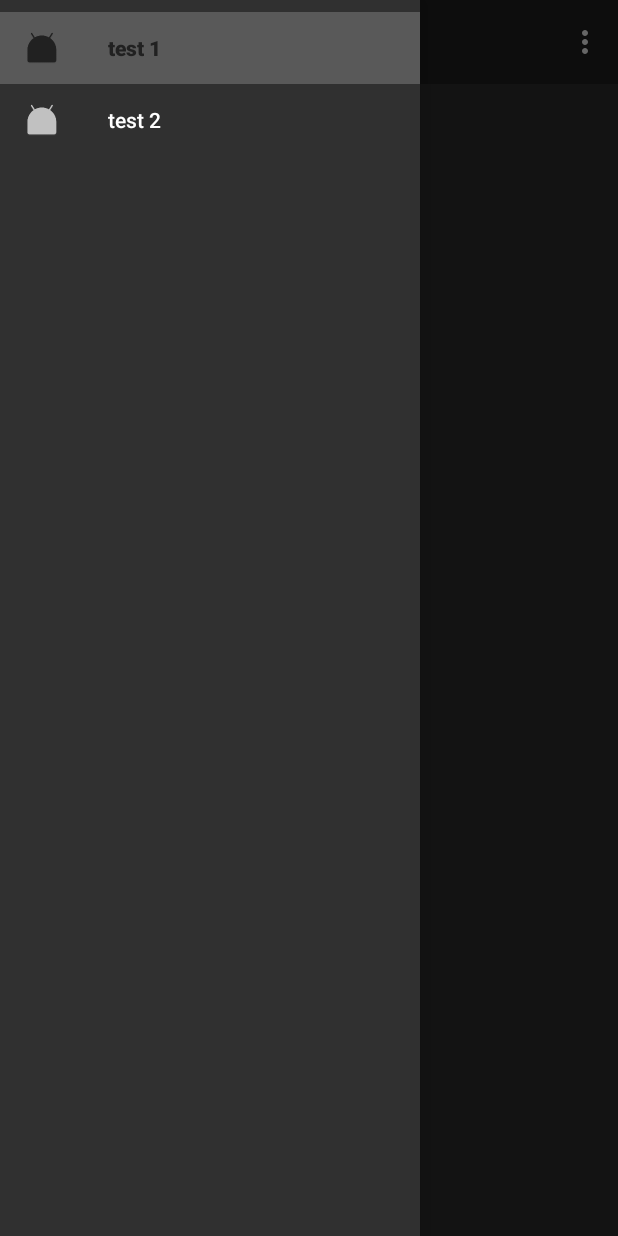
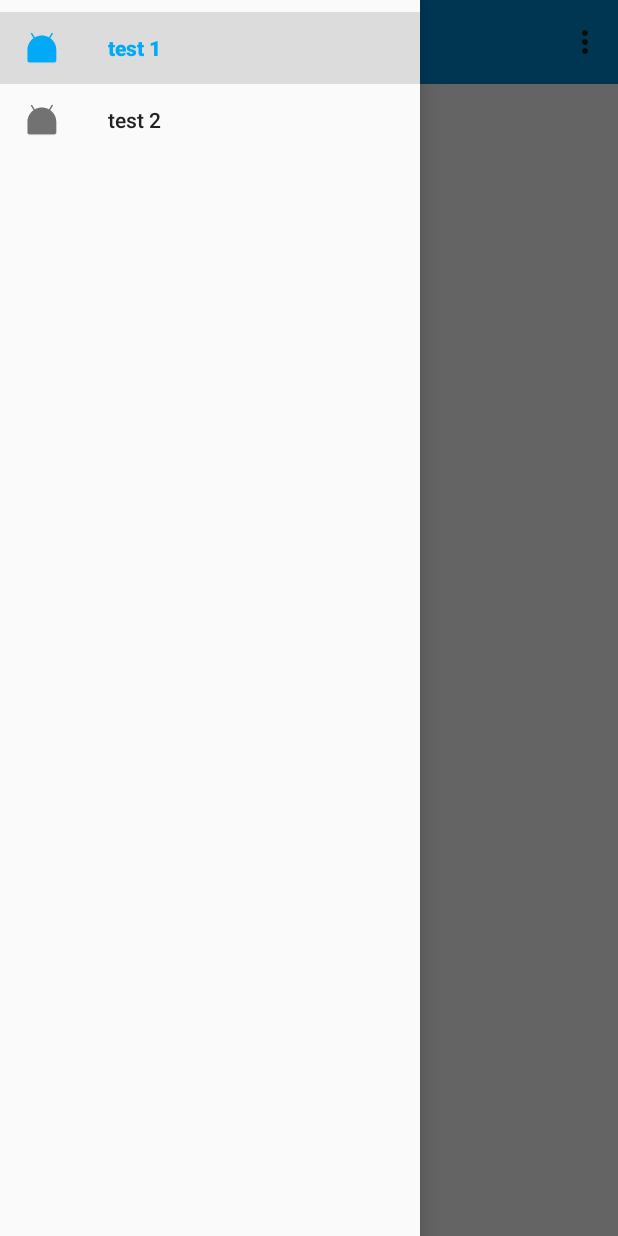
Before and after one commit to media3-0/ZamowieniaPubliczneAndroid, an Android app: the screen it shows after launch (MainActivity), with the side drawer open, on a phone screen of 412 x 824 dp. Run offline under Robolectric (Android 15) with nearby library versions, the phone set to English and light mode, and no system bars.

Commit message:
Dobrane kolory pod material (błękit)

```diff
--- a/app/src/main/res/layout/toolbar.xml
+++ b/app/src/main/res/layout/toolbar.xml
@@ -3,8 +3,8 @@
     android:id="@+id/toolbar"
     android:layout_width="match_parent"
     android:layout_height="wrap_content"
-    android:background="?attr/colorPrimary"
+    android:background="?attr/colorPrimaryDark"
     android:minHeight="?attr/actionBarSize"
-    android:theme="@style/ThemeOverlay.AppCompat.Dark.ActionBar">
+    android:theme="@style/ThemeOverlay.AppCompat.ActionBar">
 
 </android.support.v7.widget.Toolbar>
--- /dev/null
+++ b/app/src/main/res/values/colors.xml
@@ -0,0 +1,11 @@
+<?xml version="1.0" encoding="utf-8"?>
+<resources>
+    <color name="primary">#03A9F4</color>
+    <color name="primary_dark">#0288D1</color>
+    <color name="primary_light">#B3E5FC</color>
+    <color name="accent">#FF5252</color>
+    <color name="primary_text">#212121</color>
+    <color name="secondary_text">#727272</color>
+    <color name="icons">#FFFFFF</color>
+    <color name="divider">#B6B6B6</color>
+</resources>
--- a/app/src/main/res/values/styles.xml
+++ b/app/src/main/res/values/styles.xml
@@ -1,8 +1,11 @@
 <resources>
 
-    <!-- Base application theme. -->
-    <style name="AppTheme" parent="Theme.AppCompat.NoActionBar">
-        <!-- Customize your theme here. -->
+    <style name="AppTheme" parent="Theme.AppCompat.Light.NoActionBar">
+        <item name="colorPrimary">@color/primary</item>
+        <item name="colorPrimaryDark">@color/primary_dark</item>
+        <item name="android:textColorPrimary">@color/primary_text</item>
+        <item name="android:textColorSecondary">@color/secondary_text</item>
+        <item name="colorAccent">@color/accent</item>
     </style>
 
 </resources>
```
